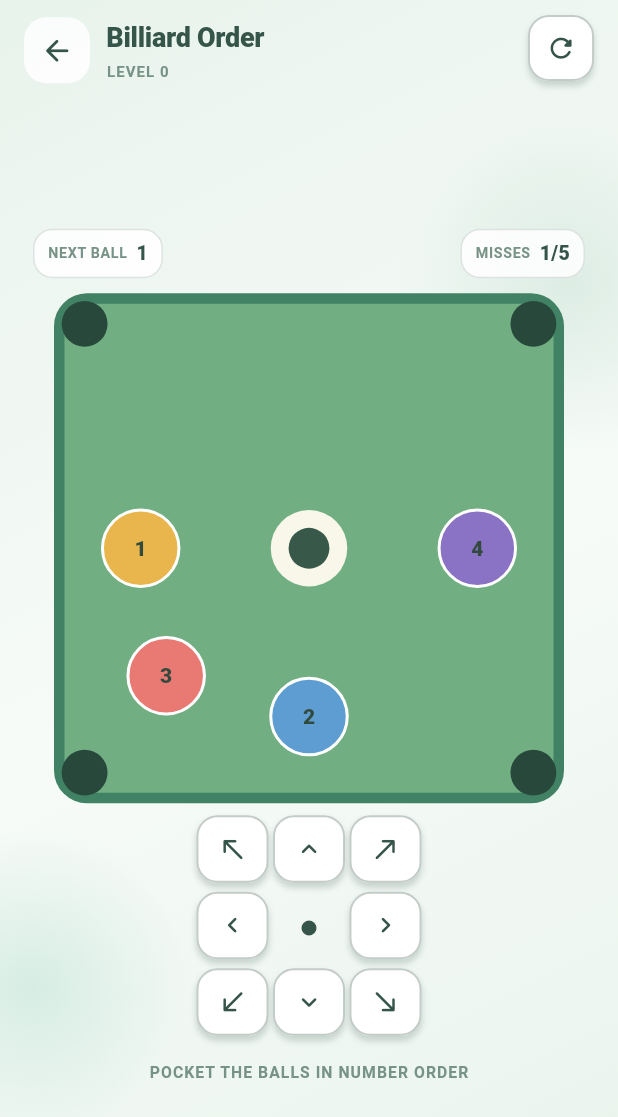
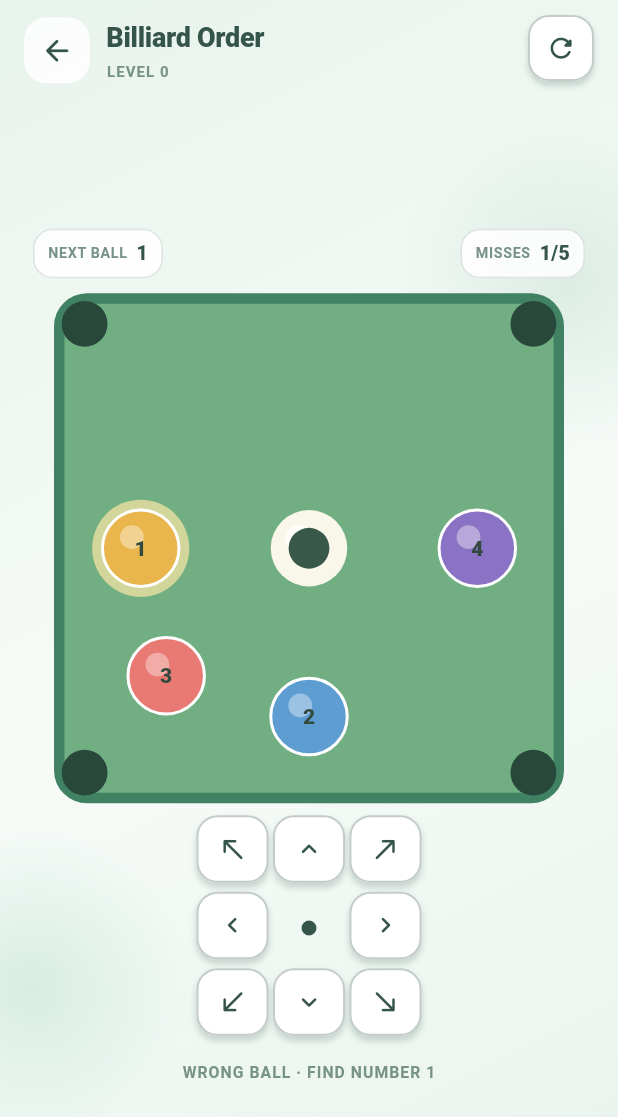
Before and after one commit to nurgeldiserikbay/flooria, a Flutter app: the BilliardsPage screen opened directly with empty values, after a tap on the "north west" icon, on a phone screen of 412 x 824 dp. Shown: the top 1117 px of the screen. Run offline on Flutter 3.47's test engine with Material 3 defaults, Android fonts, the phone set to English and light mode, and no system bars; our stand-ins replace flutter_svg, shared_preferences; accounts and stored records are empty.

Commit message:
Flooria Wave 14: clearer Billiard Order and Stacker feedback (#108)
* feat: clarify Billiard Order target, shot feedback and board semantics

* feat: add Stacker alignment guide, tactile depth and board semantics

* test: cover Billiard Order and Stacker mobile layouts and interactive feedback

```diff
--- a/lib/games/billiards/billiards_page.dart
+++ b/lib/games/billiards/billiards_page.dart
@@ -27,17 +27,25 @@
 
 class _BilliardsPageState extends State<BilliardsPage> with LevelFlow<BilliardsPage> {
   late BilliardsEngine _engine;
+  String _feedback = 'POCKET THE BALLS IN NUMBER ORDER';
   @override
   GameLaunch get launch => widget.launch;
   @override
   void initState() { super.initState(); resetLevel(); }
   @override
-  void resetLevel() => _engine = BilliardsEngine.forLevel(level);
+  void resetLevel() {
+    _engine = BilliardsEngine.forLevel(level);
+    _feedback = 'POCKET THE BALLS IN NUMBER ORDER';
+  }
 
   void _shoot(BilliardDirection direction) {
     final result = _engine.shoot(direction);
     if (result == BilliardShot.ignored) return;
-    setState(() {});
+    setState(() => _feedback = result == BilliardShot.missed
+        ? 'WRONG BALL · FIND NUMBER ${_engine.nextNumber}'
+        : result == BilliardShot.completed
+            ? 'ALL BALLS POCKETED'
+            : 'GREAT SHOT · FIND NUMBER ${_engine.nextNumber}');
     if (result == BilliardShot.completed) {
       HapticFeedback.mediumImpact();
       reportWin(score: _engine.score, metrics: const {});
@@ -65,7 +73,13 @@
               StatChip(label: 'MISSES', value: '${_engine.misses}/${_engine.maxMisses}', palette: _palette),
             ])),
           const SizedBox(height: 10),
-          CustomPaint(size: Size(size, size), painter: _BilliardPainter(_engine)),
+          Semantics(
+            key: const ValueKey('billiard-table-state'),
+            label: 'Billiards table. Next ball ${_engine.nextNumber}. '
+                '${_engine.remaining.map((ball) => 'Ball ${ball.number} ${ball.direction.name}').join(', ')}',
+            child: CustomPaint(
+              key: const ValueKey('billiard-table'),
+              size: Size(size, size), painter: _BilliardPainter(_engine))),
           const SizedBox(height: 8),
           _AimPad(onShoot: _shoot, disabled: reported || _engine.isFailed),
           const SizedBox(height: 4),
@@ -79,7 +93,7 @@
               child: RetryPanel(palette: _palette, title: 'FOULS USED',
                 detail: 'Aim at the ball with the next number.', onRetry: replayLevel))
           else
-            const HintLine('POCKET THE BALLS IN NUMBER ORDER', palette: _palette),
+            HintLine(_feedback, palette: _palette),
         ]));
     }),
   );
@@ -142,11 +156,22 @@
     final cue = Offset(size.width * .5, size.height * .5);
     canvas.drawCircle(cue, size.shortestSide * .075,
       Paint()..color = const Color(0xFFF8F7E9));
+    canvas.drawCircle(cue - Offset(size.width * .018, size.height * .018),
+      size.shortestSide * .028,
+      Paint()..color = Colors.white.withValues(alpha: .8));
     for (final ball in engine.remaining) {
       final position = _positions[ball.direction]!;
       final center = Offset(position.dx * size.width, position.dy * size.height);
       final radius = size.shortestSide * .075;
-      canvas.drawCircle(center, radius, Paint()..color = _ballColors[(ball.number - 1) % _ballColors.length]);
+      final next = ball.number == engine.nextNumber;
+      if (next) {
+        canvas.drawCircle(center, radius * 1.27,
+          Paint()..color = const Color(0xFFFFE9A5).withValues(alpha: .68));
+      }
+      canvas.drawCircle(center, radius,
+        Paint()..color = _ballColors[(ball.number - 1) % _ballColors.length]);
+      canvas.drawCircle(center - Offset(radius * .23, radius * .29),
+        radius * .31, Paint()..color = Colors.white.withValues(alpha: .38));
       canvas.drawCircle(center, radius, Paint()..color = Colors.white
         ..style = PaintingStyle.stroke..strokeWidth = 2);
       final painter = TextPainter(text: TextSpan(text: '${ball.number}',
```
Also changed, not shown: lib/games/stacker/stacker_page.dart (+29 -3 lines), 1 other file.
